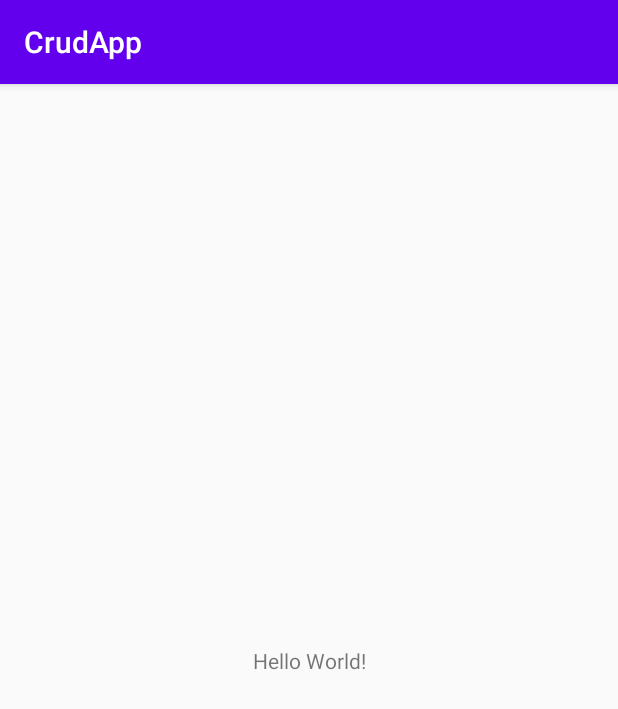
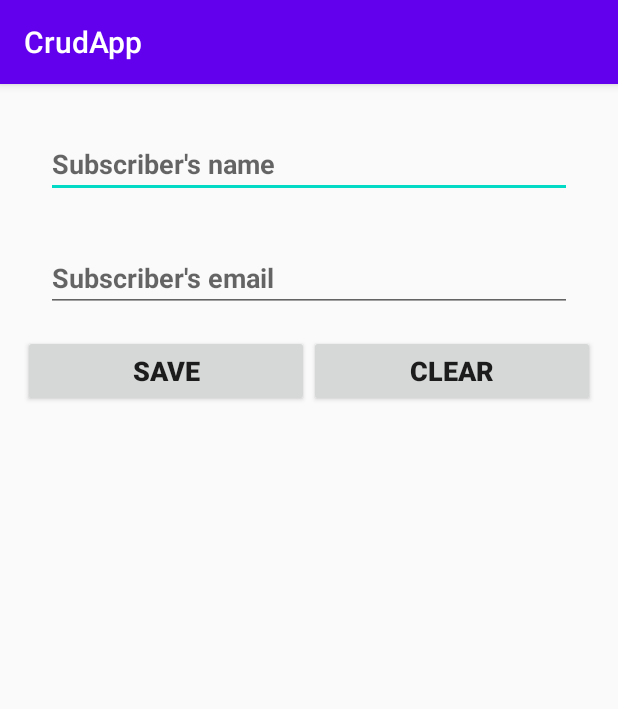
Before and after one commit to robercoding/CrudApp, an Android app: the screen it shows after launch (MainActivity), on a phone screen of 412 x 824 dp. Shown: the top 709 px of the screen. Run offline under Robolectric (Android 15) with nearby library versions, the phone set to English and light mode, and no system bars; our stand-ins replace Room's generated code, data binding.

Commit message:
Added view, viewmodel, databinding and fixed some issues on SubscriberDAO

```diff
--- a/app/build.gradle
+++ b/app/build.gradle
@@ -24,8 +24,8 @@ android {
         }
     }
 
-    dataBinding {
-        enabled true
+    buildFeatures {
+        dataBinding = true
     }
 }
 
@@ -52,12 +52,15 @@ dependencies {
 
     //Room
     implementation "androidx.room:room-runtime:$room_version"
-    kapt  "androidx.room:room-compiler:$room_version"
+    kapt "androidx.room:room-compiler:$room_version"
     implementation "androidx.room:room-ktx:$room_version"
 
     //Coroutines
     implementation 'org.jetbrains.kotlinx:kotlinx-coroutines-core:1.3.7'
     implementation 'org.jetbrains.kotlinx:kotlinx-coroutines-android:1.3.7'
 
+    //Recycler View
+    implementation 'androidx.recyclerview:recyclerview:1.1.0'
+
 
 }
--- a/app/src/main/java/com/rober/crudapp/MainActivity.kt
+++ b/app/src/main/java/com/rober/crudapp/MainActivity.kt
@@ -2,10 +2,40 @@ package com.rober.crudapp
 
 import androidx.appcompat.app.AppCompatActivity
 import android.os.Bundle
+import android.util.Log
+import androidx.databinding.DataBindingUtil
+import androidx.lifecycle.Observer
+import androidx.lifecycle.ViewModelProvider
+import com.rober.crudapp.databinding.ActivityMainBinding
+import com.rober.crudapp.db.SubscriberDAO
+import com.rober.crudapp.db.SubscriberDatabase
+import com.rober.crudapp.db.SubscriberRespository
 
 class MainActivity : AppCompatActivity() {
+
+    private lateinit var binding: ActivityMainBinding
+    private lateinit var subscriberViewModel: SubscriberViewModel
+
+
     override fun onCreate(savedInstanceState: Bundle?) {
         super.onCreate(savedInstanceState)
         setContentView(R.layout.activity_main)
+        binding = DataBindingUtil.setContentView(this, R.layout.activity_main)
+        val subscriberDao = SubscriberDatabase.getInstance(application).subscriberDAO
+        val repository = SubscriberRespository(subscriberDao)
+        val subscriberViewModelFactory = SubscriberViewModelFactory(repository)
+        subscriberViewModel = ViewModelProvider(this, subscriberViewModelFactory).get(SubscriberViewModel::class.java)
+
+        binding.myViewModel = subscriberViewModel
+        binding.lifecycleOwner = this
+
+        displaySubscribersList()
+
+    }
+
+    private fun displaySubscribersList(){
+        subscriberViewModel.subscribers.observe(this, Observer {list ->
+            Log.i("MainActivity", list.toString())
+        })
     }
 }
--- /dev/null
+++ b/app/src/main/java/com/rober/crudapp/SubscriberViewModel.kt
@@ -0,0 +1,68 @@
+package com.rober.crudapp
+
+import androidx.databinding.Bindable
+import androidx.databinding.Observable
+import androidx.lifecycle.MutableLiveData
+import androidx.lifecycle.ViewModel
+import androidx.lifecycle.viewModelScope
+import com.rober.crudapp.db.Subscriber
+import com.rober.crudapp.db.SubscriberRespository
+import kotlinx.coroutines.Job
+import kotlinx.coroutines.launch
+
+class SubscriberViewModel(private val repository: SubscriberRespository) : ViewModel(), Observable{
+
+    val subscribers = repository.subscribers
+
+    @Bindable
+    val inputName = MutableLiveData<String>()
+    @Bindable
+    val inputEmail = MutableLiveData<String>()
+    @Bindable
+    val saveOrUpdateButton = MutableLiveData<String>()
+    @Bindable
+    val clearOrDeleteButton = MutableLiveData<String>()
+
+    init {
+        saveOrUpdateButton.value = "Save"
+        clearOrDeleteButton.value = "Clear"
+    }
+
+    fun saveOrUpdate(){
+        val name = inputName.value!!
+        val email = inputEmail.value!!
+        insertSubscriber(Subscriber(0, name, email))
+
+        inputName.value = null
+        inputEmail.value = null
+
+    }
+
+    fun clearOrDelete(){
+        clearAll()
+    }
+
+    fun insertSubscriber(subscriber: Subscriber): Job = viewModelScope.launch {
+            repository.insert(subscriber)
+        }
+
+    fun updateSubscriber(subscriber: Subscriber): Job = viewModelScope.launch {
+        repository.update(subscriber)
+        }
+
+    fun deleteSubscriber(subscriber: Subscriber): Job = viewModelScope.launch {
+        repository.delete(subscriber)
+    }
+
+    fun clearAll(): Job = viewModelScope.launch {
+        repository.deleteAll()
+    }
+
+    override fun removeOnPropertyChangedCallback(callback: Observable.OnPropertyChangedCallback?) {
+
+    }
+
+    override fun addOnPropertyChangedCallback(callback: Observable.OnPropertyChangedCallback?) {
+
+    }
+}
--- /dev/null
+++ b/app/src/main/java/com/rober/crudapp/SubscriberViewModelFactory.kt
@@ -0,0 +1,17 @@
+package com.rober.crudapp
+
+import androidx.lifecycle.ViewModel
+import androidx.lifecycle.ViewModelProvider
+import com.rober.crudapp.db.SubscriberRespository
+import java.lang.IllegalArgumentException
+
+class SubscriberViewModelFactory(val repository: SubscriberRespository): ViewModelProvider.Factory{
+    @Suppress("UNCHECKED_CAST")
+    override fun <T : ViewModel?> create(modelClass: Class<T>): T {
+        if(modelClass.isAssignableFrom(SubscriberViewModel::class.java)){
+            return SubscriberViewModel(repository) as T
+        }
+        throw IllegalArgumentException("Unknown View Model Class")
+    }
+
+}
--- a/app/src/main/java/com/rober/crudapp/db/SubscriberDAO.kt
+++ b/app/src/main/java/com/rober/crudapp/db/SubscriberDAO.kt
@@ -10,10 +10,10 @@ interface SubscriberDAO {
     suspend fun insertSubscriber(subscriber: Subscriber): Long
 
     @Update
-    suspend fun updateSubscriber(subscriber: Subscriber): Long
+    suspend fun updateSubscriber(subscriber: Subscriber)
 
     @Delete
-    suspend fun deleteSubscriber(subscriber: Subscriber): Long
+    suspend fun deleteSubscriber(subscriber: Subscriber)
 
     @Query("DELETE FROM subscriber_data_table")
     suspend fun deleteAll()
--- a/app/src/main/java/com/rober/crudapp/db/SubscriberDatabase.kt
+++ b/app/src/main/java/com/rober/crudapp/db/SubscriberDatabase.kt
@@ -5,7 +5,7 @@ import androidx.room.Database
 import androidx.room.Room
 import androidx.room.RoomDatabase
 
-@Database(entities = [Subscriber::class], version = 1)
+@Database(entities = [Subscriber::class], version = 1, exportSchema = false)
 abstract class SubscriberDatabase : RoomDatabase() {
     abstract val subscriberDAO: SubscriberDAO
 
--- a/app/src/main/java/com/rober/crudapp/db/SubscriberRespository.kt
+++ b/app/src/main/java/com/rober/crudapp/db/SubscriberRespository.kt
@@ -2,7 +2,7 @@ package com.rober.crudapp.db
 
 class SubscriberRespository(private val subscriberDAO: SubscriberDAO) {
 
-    fun getAllSubscribers() = subscriberDAO.getAllSubscribers()
+    val  subscribers = subscriberDAO.getAllSubscribers()
 
     suspend fun insert(subscriber: Subscriber){
         subscriberDAO.insertSubscriber(subscriber)
--- a/app/src/main/res/layout/activity_main.xml
+++ b/app/src/main/res/layout/activity_main.xml
@@ -1,18 +1,76 @@
 <?xml version="1.0" encoding="utf-8"?>
-<androidx.constraintlayout.widget.ConstraintLayout xmlns:android="http://schemas.android.com/apk/res/android"
+<layout xmlns:android="http://schemas.android.com/apk/res/android"
     xmlns:app="http://schemas.android.com/apk/res-auto"
-    xmlns:tools="http://schemas.android.com/tools"
+    xmlns:tools="http://schemas.android.com/tools">
+    <data>
+        <variable
+            name="myViewModel"
+            type="com.rober.crudapp.SubscriberViewModel"
+            />
+    </data>
+<LinearLayout
     android:layout_width="match_parent"
     android:layout_height="match_parent"
+    android:layout_margin="15dp"
+    android:orientation="vertical"
     tools:context=".MainActivity">
 
-    <TextView
-        android:layout_width="wrap_content"
+    <EditText
+        android:id="@+id/subscriber_name_text"
+        android:layout_width="match_parent"
         android:layout_height="wrap_content"
-        android:text="Hello World!"
-        app:layout_constraintBottom_toBottomOf="parent"
-        app:layout_constraintLeft_toLeftOf="parent"
-        app:layout_constraintRight_toRightOf="parent"
-        app:layout_constraintTop_toTopOf="parent" />
+        android:layout_margin="15dp"
+        android:layout_marginBottom="5dp"
+        android:text="@={myViewModel.inputName}"
+        android:hint="Subscriber's name"
+        android:inputType="textPersonName"
+        android:textStyle="bold"
+        />
 
-</androidx.constraintlayout.widget.ConstraintLayout>
+    <EditText
+        android:id="@+id/subscriber_email_text"
+        android:layout_width="match_parent"
+        android:layout_height="wrap_content"
+        android:layout_margin="15dp"
+        android:layout_marginTop="5dp"
+        android:layout_marginBottom="5dp"
+        android:text="@={myViewModel.inputEmail}"
+        android:hint="Subscriber's email"
+        android:inputType="textPersonName"
+        android:textStyle="bold"
+        />
+
+    <LinearLayout
+        android:layout_width="match_parent"
+        android:layout_height="wrap_content"
+        android:orientation="horizontal">
+        <Button
+            android:id="@+id/subscriber_save_or_update_button"
+            android:layout_width="wrap_content"
+            android:layout_height="wrap_content"
+            android:textStyle="bold"
+            android:textSize="18sp"
+            android:layout_weight="1"
+            android:text="@{myViewModel.saveOrUpdateButton}"
+            android:onClick="@{()->myViewModel.saveOrUpdate()}"/>
+
+        <Button
+            android:id="@+id/subscriber_clear_or_delete_button"
+            android:layout_width="wrap_content"
+            android:layout_height="wrap_content"
+            android:textStyle="bold"
+            android:textSize="18sp"
+            android:layout_weight="1"
+            android:text="@{myViewModel.clearOrDeleteButton}"
+            android:onClick="@{()->myViewModel.clearOrDelete()}"/>
+    </LinearLayout>
+
+    <androidx.recyclerview.widget.RecyclerView
+        android:id="@+id/subscriber_recyclerView"
+        android:layout_width="match_parent"
+        android:layout_height="match_parent"
+        android:layout_margin="5dp"/>
+
+
+</LinearLayout>
+</layout>
--- a/gradle.properties
+++ b/gradle.properties
@@ -19,3 +19,7 @@ android.useAndroidX=true
 android.enableJetifier=true
 # Kotlin code style for this project: "official" or "obsolete":
 kotlin.code.style=official
+kapt.incremental.apt=true
+android.databinding.incremental=true
+kapt.use.worker.api=true
+kapt.include.compile.classpath=false
```
